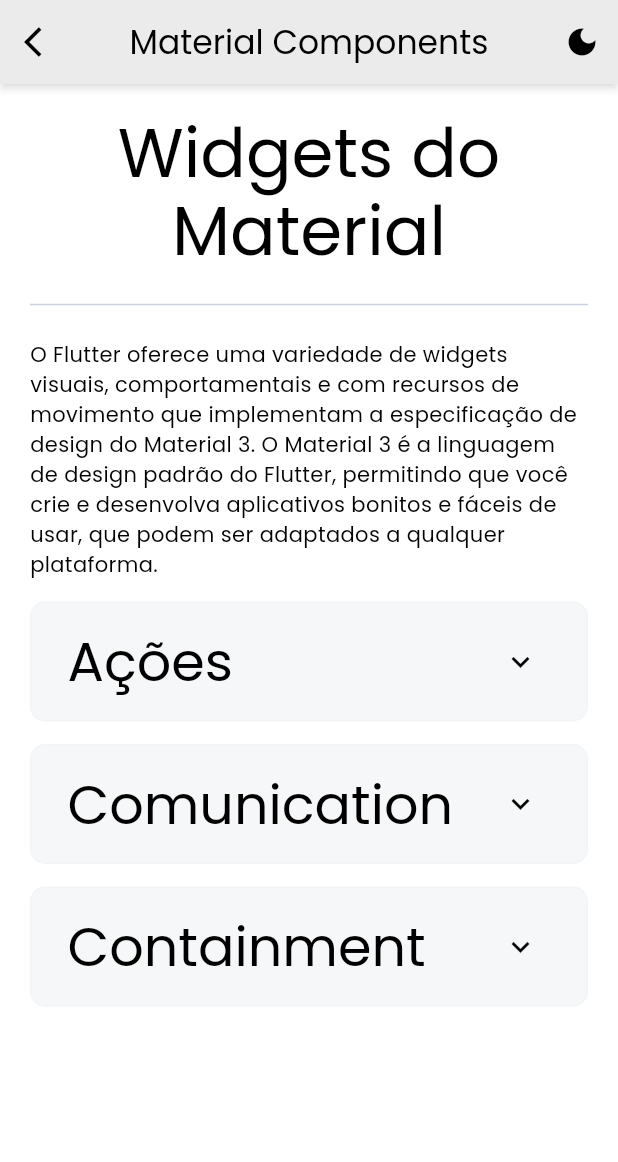
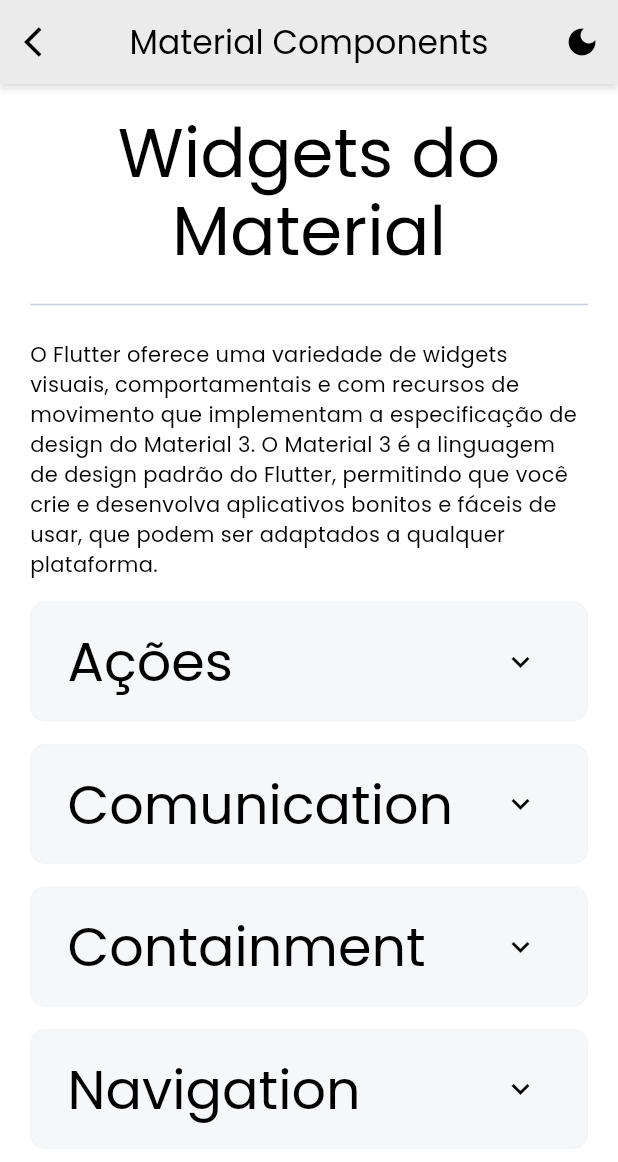
Before and after one commit to Rhayssam/flutter-playground, a Flutter app: the MaterialPage screen opened by its route, on a phone screen of 412 x 824 dp. Shown: the top 1162 px of the screen. Run offline on Flutter 3.47's test engine with Material 3 defaults, Android fonts, the phone set to English and light mode, and no system bars; our stand-ins replace device_preview, flutter_native_splash, get, google_fonts, shared_preferences; accounts and stored records are empty.

Commit message:
feat: add Navigation on Section at MaterialPage

```diff
--- a/lib/ui/material/material_page.dart
+++ b/lib/ui/material/material_page.dart
@@ -4,6 +4,7 @@ import 'package:flutterplayground/ui/material/widgets/section/section.dart';
 import 'package:flutterplayground/ui/material/widgets/section/section_actions.dart';
 import 'package:flutterplayground/ui/material/widgets/section/section_comunication.dart';
 import 'package:flutterplayground/ui/material/widgets/section/section_containment.dart';
+import 'package:flutterplayground/ui/material/widgets/section/section_navigation.dart';
 import 'package:get/get.dart';
 import 'package:flutter/material.dart';
 import 'viewmodel/material_controller.dart';
@@ -37,6 +38,7 @@ class MaterialPage extends GetView<MaterialController> {
                 Section(sectionName: 'Ações', content: SectionActions()),
                 Section(sectionName: 'Comunication', content: SectionComunication()),
                 Section(sectionName: 'Containment', content: SectionContainment()),
+                Section(sectionName: 'Navigation', content: SectionNavigation()),
               ],
             ),
           ),
```
